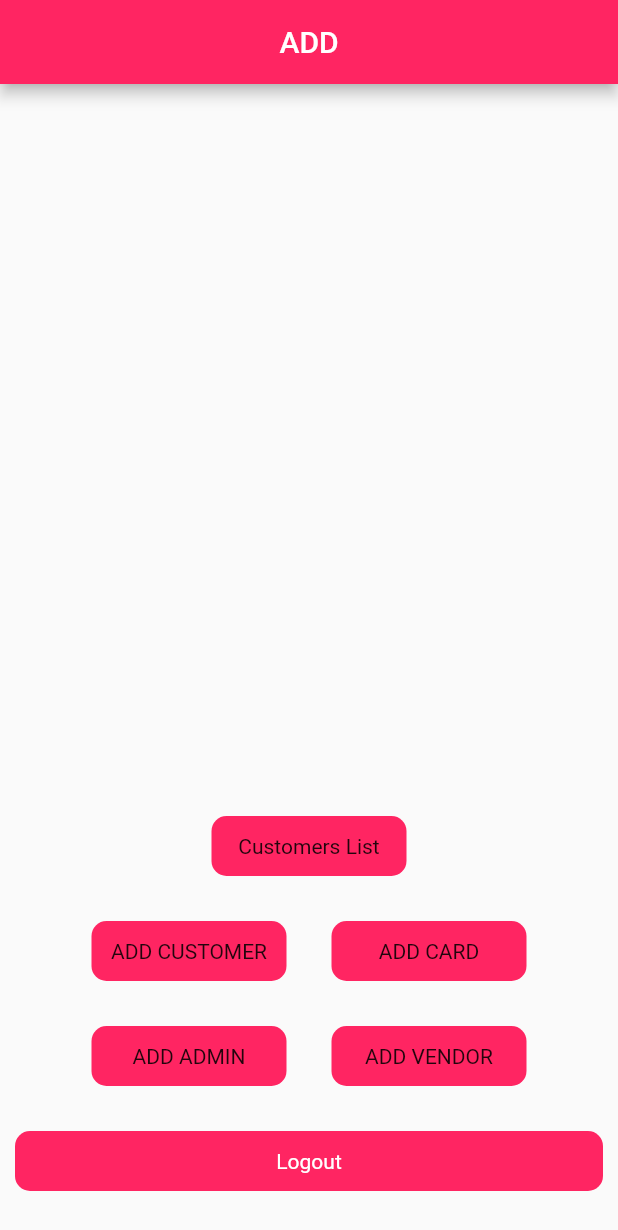
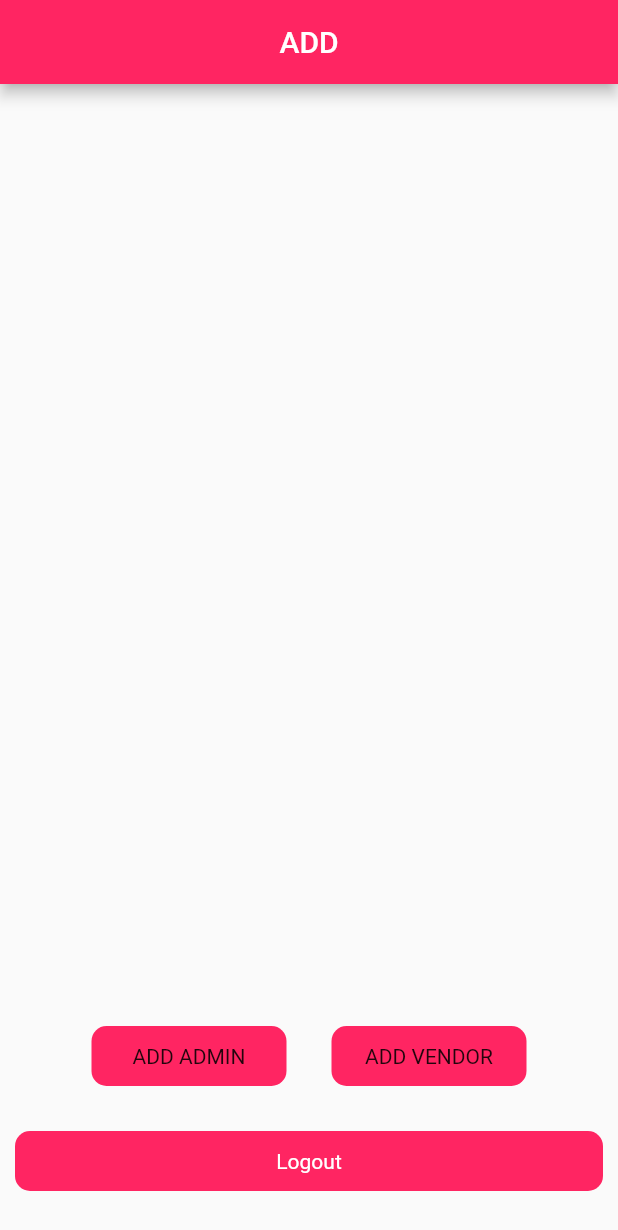
Before and after one commit to ktelfah/CardsApp, a Flutter app: the AddAdminCustomerCards screen opened directly, on a phone screen of 412 x 824 dp. Shown: the top 1230 px of the screen. Run offline on Flutter 3.47's test engine with Material 2 defaults, Android fonts, the light colour scheme and no system bars; our stand-ins replace cloud_firestore, equatable, firebase_core, firebase_storage, flutter_bloc, flutter_svg and 1 more; missing offline and left inert: flutter_string_encryption; accounts and stored records are empty.

Commit message:
-  Update SuperAdmin Screen

```diff
--- a/lib/screens/add_admin_customer_cards.dart
+++ b/lib/screens/add_admin_customer_cards.dart
@@ -100,11 +100,13 @@ class _AddAdminCustomerCardsState extends State<AddAdminCustomerCards> {
                   Row(
                     mainAxisAlignment: MainAxisAlignment.center,
                     children: [
-                      GestureDetector(
+                      isadmin == false
+                          ? GestureDetector(
                               onTap: () {
                                 Navigator.of(context).push(MaterialPageRoute(
                                     builder: (_) => BlocProvider.value(
-                                  value: BlocProvider.of<FirebaseBloc>(context),
+                                        value: BlocProvider.of<FirebaseBloc>(
+                                            context),
                                         child: CustomersList())));
                               },
                               child: Container(
@@ -116,7 +118,8 @@ class _AddAdminCustomerCardsState extends State<AddAdminCustomerCards> {
                                 ),
                                 child: Center(child: Text("Customers List")),
                               ),
-                      ),
+                            )
+                          : Container(),
                     ],
                   ),
                   SizedBox(
@@ -125,11 +128,13 @@ class _AddAdminCustomerCardsState extends State<AddAdminCustomerCards> {
                   Row(
                     mainAxisAlignment: MainAxisAlignment.center,
                     children: [
-                      GestureDetector(
+                      isadmin == false
+                          ? GestureDetector(
                               onTap: () {
                                 Navigator.of(context).push(MaterialPageRoute(
                                     builder: (_) => BlocProvider.value(
-                                  value: BlocProvider.of<FirebaseBloc>(context),
+                                        value: BlocProvider.of<FirebaseBloc>(
+                                            context),
                                         child: AddCustomer())));
                               },
                               child: Container(
@@ -141,15 +146,18 @@ class _AddAdminCustomerCardsState extends State<AddAdminCustomerCards> {
                                 ),
                                 child: Center(child: Text("ADD CUSTOMER")),
                               ),
-                      ),
+                            )
+                          : Container(),
                       SizedBox(
                         width: 30,
                       ),
-                      GestureDetector(
+                      isadmin == false
+                          ? GestureDetector(
                               onTap: () {
                                 Navigator.of(context).push(MaterialPageRoute(
                                     builder: (_) => BlocProvider.value(
-                                  value: BlocProvider.of<FirebaseBloc>(context),
+                                        value: BlocProvider.of<FirebaseBloc>(
+                                            context),
                                         child: AddCard())));
                               },
                               child: Container(
@@ -161,7 +169,8 @@ class _AddAdminCustomerCardsState extends State<AddAdminCustomerCards> {
                                 ),
                                 child: Center(child: Text("ADD CARD")),
                               ),
-                      ),
+                            )
+                          : Container(),
                     ],
                   ),
                 ],
--- a/lib/screens/home_page.dart
+++ b/lib/screens/home_page.dart
@@ -22,10 +22,10 @@ class _HomePageState extends State<HomePage> {
   final passwordNode = FocusNode();
 
   ///Test User Credentials
-  String email = "kt\$@sss.com", password = "open";
+  // String email = "kt\$@sss.com", password = "open";
   // String email = "TitiTangi", password = "open";
   // String email = "miral@gmail.com", password = "123";
-  // String email = "priyal@gmail.com", password = "open";
+  String email = "priyal@gmail.com", password = "open";
   // String email = "", password = "";
 
   @override
```
Lines whose indentation alone changed are shown as unchanged.
